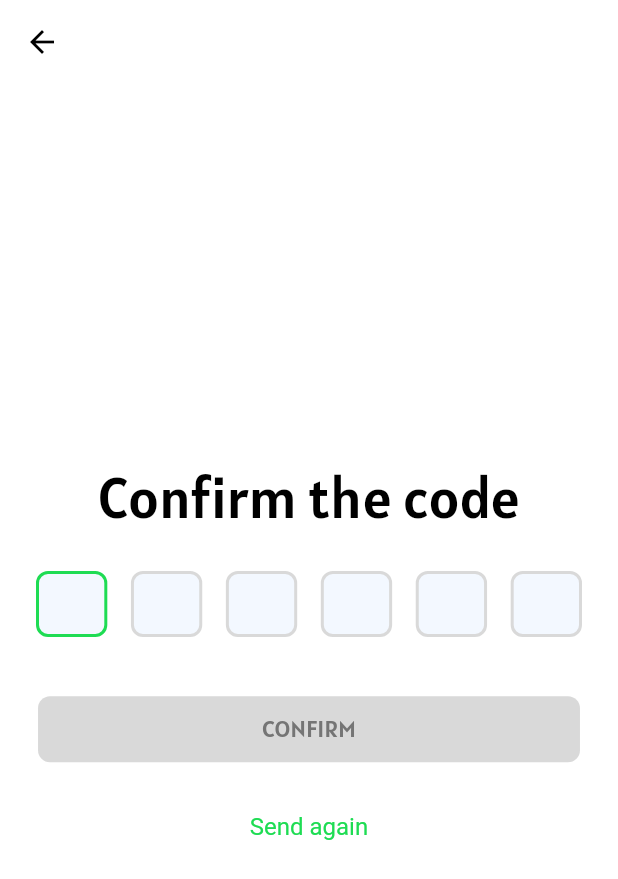
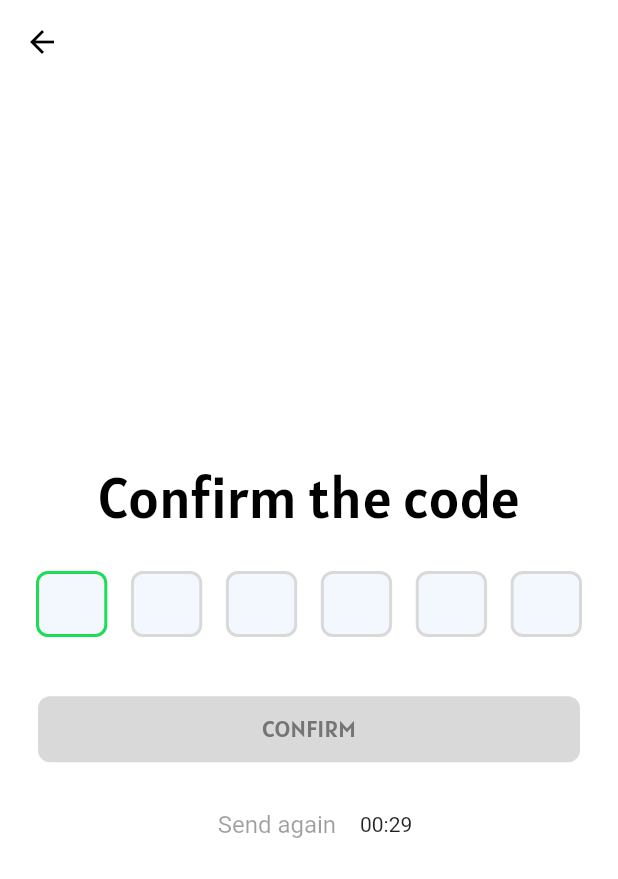
Before and after one commit to PattonSayd/FitCoachaz-collab, a Flutter app: the OTPScreen screen opened by its route, on a phone screen of 412 x 824 dp. Shown: the top 879 px of the screen. Run offline on Flutter 3.47's test engine with Material 2 defaults, Android fonts, the phone set to English and light mode, and no system bars; drawn by our look-alikes of pin_code_fields; our stand-ins replace bloc, carousel_slider, chewie, cloud_firestore, connectivity_plus, equatable and 9 more; accounts and stored records are empty; generated files the repository leaves out were written again.

Commit message:
otp resend

```diff
--- a/lib/app/app.dart
+++ b/lib/app/app.dart
@@ -35,7 +35,7 @@ class App extends StatelessWidget {
               GlobalWidgetsLocalizations.delegate,
               GlobalCupertinoLocalizations.delegate,
             ],
-            initialRoute: AppRoutesName.login,
+            initialRoute: AppRoutesName.welcome,
             routes: AppRoutes.routes,
           );
         });
--- a/lib/app/screen_factory.dart/screen_factory.dart
+++ b/lib/app/screen_factory.dart/screen_factory.dart
@@ -1,10 +1,12 @@
 import 'package:connectivity_plus/connectivity_plus.dart';
 import 'package:fitcoachaz/ui/bloc/network_connectivity/network_connectivity_cubit.dart';
+import 'package:fitcoachaz/ui/bloc/timer/ticker.dart';
 import 'package:fitcoachaz/ui/formz/phone_field/phone_field_bloc.dart';
 import 'package:flutter/material.dart';
 import 'package:flutter_bloc/flutter_bloc.dart';
 
 import '../../ui/bloc/register/register_bloc.dart';
+import '../../ui/bloc/timer/timer_bloc.dart';
 import '../../ui/screens/account/user_account_screen.dart';
 import '../../ui/screens/profile/profile_screen.dart';
 import '../../ui/screens/register/register_screen.dart';
@@ -43,8 +45,15 @@ class ScreenFactory {
   }
 
   static Widget assembleOTP() {
-    return BlocProvider.value(
-      value: regBloc,
+    return MultiBlocProvider(
+      providers: [
+        BlocProvider.value(
+          value: regBloc,
+        ),
+        BlocProvider(
+          create: (context) => TimerBloc(ticker: const Ticker()),
+        ),
+      ],
       child: const OTPScreen(),
     );
   }
--- a/lib/main.dart
+++ b/lib/main.dart
@@ -3,13 +3,11 @@ import 'package:flutter/material.dart';
 
 import 'app/app.dart';
 import 'firebase_options.dart';
-import 'logger.dart';
 
 void main() async {
   WidgetsFlutterBinding.ensureInitialized();
   await Firebase.initializeApp(
     options: DefaultFirebaseOptions.currentPlatform,
   );
-  // initLogger();
   runApp(const App());
 }
--- a/lib/ui/bloc/network_connectivity/network_connectivity_cubit.dart
+++ b/lib/ui/bloc/network_connectivity/network_connectivity_cubit.dart
@@ -1,5 +1,6 @@
 import 'dart:async';
 
+// ignore: depend_on_referenced_packages
 import 'package:bloc/bloc.dart';
 import 'package:connectivity_plus/connectivity_plus.dart';
 import 'package:equatable/equatable.dart';
--- a/lib/ui/bloc/register/register_bloc.dart
+++ b/lib/ui/bloc/register/register_bloc.dart
@@ -1,44 +1,140 @@
-import 'dart:math';
+// import 'package:equatable/equatable.dart';
+// import 'package:firebase_auth/firebase_auth.dart';
+// import 'package:fitcoachaz/domain/repositories/register/register_repository.dart';
+// import 'package:fitcoachaz/logger.dart';
+// import 'package:flutter_bloc/flutter_bloc.dart';
+// import 'package:meta/meta.dart';
+
+// part 'register_event.dart';
+// part 'register_state.dart';
+
+// class RegisterBloc extends Bloc<RegisterEvent, RegisterState> {
+//   // String registerResult = '';
+//   late final int? _resendToken;
+//   late final String _verificationId;
+//   final registerRepository = RegisterRepository();
+
+//   RegisterBloc() : super(const RegisterStateInitial()) {
+//     on<RegisterEvent>(_onRegisterEvent);
+//   }
+
+//   _onRegisterEvent(RegisterEvent event, Emitter<RegisterState> emit) async {
+//     if (event is SendOTPToPhoneEvent) {
+//       await _onSentOtpToPhone(event, emit);
+//     } else if (event is OnPhoneOTPSentEvent) {
+//       emit(RegisterStateOTPSentSuccess(verificationId: event.verificationId));
+//     } else if (event is VerifySentOTPEvent) {
+//       _onVerifyOtp(event, emit);
+//     } else if (event is OnPhoneAuthErrorEvent) {
+//       if (event.error == 'too-many-requests') {
+//         emit(const RegisterStateError(error: 'Too many requests'));
+//       } else {
+//         emit(RegisterStateError(error: event.error));
+//       }
+//     } else if (event is OnPhoneAuthVerificationCompleteEvent) {
+//       await _onVerificationComplete(event, emit);
+//     }
+//   }
+
+//   Future<void> _onSentOtpToPhone(
+//     SendOTPToPhoneEvent event,
+//     Emitter<RegisterState> emit,
+//   ) async {
+//     emit(const RegisterStateLoading());
+
+//     // await Future.delayed(Duration(seconds: 120));
+
+//     try {
+//       await registerRepository.loginWithPhoneNumber(
+//         phoneNumber: event.number,
+//         verificationCompleted: (PhoneAuthCredential credential) {
+//           add(OnPhoneAuthVerificationCompleteEvent(credential: credential));
+//         },
+//         verificationFailed: (FirebaseAuthException e) {
+//           logger.e(e.code);
+//           add(OnPhoneAuthErrorEvent(error: e.code));
+//         },
+//         codeSent: (String verificationId, int? resendToken) {
+//           _verificationId = verificationId;
+//           _resendToken = resendToken;
+//           add(OnPhoneOTPSentEvent(
+//               verificationId: _verificationId, token: _resendToken));
+//         },
+//         codeAutoRetrievalTimeout: (String verificationId) {},
+//       );
+//     } catch (e) {
+//       logger.e('Phone number verification error');
+//       emit(RegisterStateError(error: e.toString()));
+//     }
+//   }
+
+//   void _onVerifyOtp(
+//     VerifySentOTPEvent event,
+//     Emitter<RegisterState> emit,
+//   ) {
+//     emit(const RegisterStateLoading());
+//     try {
+//       final credential = PhoneAuthProvider.credential(
+//           verificationId: event.verificationId, smsCode: event.otpCode);
+
+//       add(OnPhoneAuthVerificationCompleteEvent(credential: credential));
+//     } catch (e) {
+//       logger.e('verification');
+
+//       emit(RegisterStateError(error: e.toString()));
+//     }
+//   }
+
+//   Future<void> _onVerificationComplete(
+//     OnPhoneAuthVerificationCompleteEvent event,
+//     Emitter<RegisterState> emit,
+//   ) async {
+//     try {
+//       await registerRepository.auth
+//           .signInWithCredential(event.credential)
+//           .then((credential) {
+//         if (credential.user != null) {
+//           emit(const RegisterStateLoaded());
+//         }
+//       });
+//     } on FirebaseAuthException catch (e) {
+//       logger.e(e.code);
+//       final raw = e.code.replaceAll('-', ' ');
+//       final error = raw.replaceFirst(raw[0], raw[0].toUpperCase());
+//       emit(RegisterStateError(error: error));
+//     } catch (e) {
+//       logger.e(e.toString());
+
+//       emit(RegisterStateError(error: e.toString()));
+//     }
+//   }
+// }
+
+import 'dart:async';
 
 import 'package:equatable/equatable.dart';
 import 'package:firebase_auth/firebase_auth.dart';
 import 'package:fitcoachaz/domain/repositories/register/register_repository.dart';
 import 'package:fitcoachaz/logger.dart';
 import 'package:flutter_bloc/flutter_bloc.dart';
-import 'package:formz/formz.dart';
+// ignore: depend_on_referenced_packages
 import 'package:meta/meta.dart';
-
-import '../../formz/phone_field/phone_field.dart';
 
 part 'register_event.dart';
 part 'register_state.dart';
 
 class RegisterBloc extends Bloc<RegisterEvent, RegisterState> {
   // String registerResult = '';
-  late final int? _resendToken;
-  late final String _verificationId;
+  int? _resendToken;
+  String _verificationId = '';
   final registerRepository = RegisterRepository();
 
   RegisterBloc() : super(const RegisterStateInitial()) {
-    on<RegisterEvent>(_onRegisterEvent);
-  }
-
-  _onRegisterEvent(RegisterEvent event, Emitter<RegisterState> emit) async {
-    if (event is SendOTPToPhoneEvent) {
-      await _onSentOtpToPhone(event, emit);
-    } else if (event is OnPhoneOTPSentEvent) {
-      emit(RegisterStateOTPSentSuccess(verificationId: event.verificationId));
-    } else if (event is VerifySentOTPEvent) {
-      _onVerifyOtp(event, emit);
-    } else if (event is OnPhoneAuthErrorEvent) {
-      if (event.error == 'too-many-requests') {
-        emit(const RegisterStateError(error: 'Too many requests'));
-      } else {
-        emit(RegisterStateError(error: event.error));
-      }
-    } else if (event is OnPhoneAuthVerificationCompleteEvent) {
-      await _onVerificationComplete(event, emit);
-    }
+    on<SendOTPToPhoneEvent>(_onSentOtpToPhone);
+    on<OnPhoneAuthVerificationCompleteEvent>(_onVerificationComplete);
+    on<OnPhoneAuthErrorEvent>(_onError);
+    on<OnPhoneOTPSentEvent>(_onOTPSentSuccess);
+    on<VerifySentOTPEvent>(_onVerifyOtp);
   }
 
   Future<void> _onSentOtpToPhone(
@@ -46,11 +142,9 @@ class RegisterBloc extends Bloc<RegisterEvent, RegisterState> {
     Emitter<RegisterState> emit,
   ) async {
     emit(const RegisterStateLoading());
-
-    await Future.delayed(Duration(seconds: 120));
-
+    // await Future.delayed(Duration(seconds: 120));
     try {
-      await registerRepository.loginWithPhoneNumber(
+      await registerRepository.verifyPhoneNumber(
         phoneNumber: event.number,
         verificationCompleted: (PhoneAuthCredential credential) {
           add(OnPhoneAuthVerificationCompleteEvent(credential: credential));
@@ -59,12 +153,13 @@ class RegisterBloc extends Bloc<RegisterEvent, RegisterState> {
           logger.e(e.code);
           add(OnPhoneAuthErrorEvent(error: e.code));
         },
-        codeSent: (String verificationId, int? resendToken) {
+        codeSent: (String verificationId, int? resendToken) async {
           _verificationId = verificationId;
           _resendToken = resendToken;
           add(OnPhoneOTPSentEvent(
               verificationId: _verificationId, token: _resendToken));
         },
+        forceResendingToken: _resendToken,
         codeAutoRetrievalTimeout: (String verificationId) {},
       );
     } catch (e) {
@@ -113,4 +208,18 @@ class RegisterBloc extends Bloc<RegisterEvent, RegisterState> {
       emit(RegisterStateError(error: e.toString()));
     }
   }
+
+  FutureOr<void> _onOTPSentSuccess(
+      OnPhoneOTPSentEvent event, Emitter<RegisterState> emit) {
+    emit(RegisterStateOTPSentSuccess(verificationId: event.verificationId));
+  }
+
+  FutureOr<void> _onError(
+      OnPhoneAuthErrorEvent event, Emitter<RegisterState> emit) {
+    if (event.error == 'too-many-requests') {
+      emit(const RegisterStateError(error: 'Too many requests'));
+    } else {
+      emit(RegisterStateError(error: event.error));
+    }
+  }
 }
--- a/lib/ui/bloc/register/register_state.dart
+++ b/lib/ui/bloc/register/register_state.dart
@@ -1,16 +1,11 @@
 part of 'register_bloc.dart';
 
 @immutable
-class RegisterState extends Equatable {
+abstract class RegisterState extends Equatable {
   const RegisterState();
 
-  factory RegisterState.form() {
-    return RegisterState();
-  }
-
   @override
-  // TODO: implement props
-  List<Object?> get props => throw UnimplementedError();
+  List<Object?> get props => [];
 }
 
 class RegisterStateInitial extends RegisterState {
--- /dev/null
+++ b/lib/ui/bloc/timer/ticker.dart
@@ -0,0 +1,7 @@
+class Ticker {
+  const Ticker();
+  Stream<int> tick({required int ticks}) {
+    return Stream.periodic(const Duration(seconds: 1), (x) => ticks - x - 1)
+        .take(ticks);
+  }
+}
--- /dev/null
+++ b/lib/ui/bloc/timer/timer_bloc.dart
@@ -0,0 +1,50 @@
+import 'dart:async';
+
+import 'package:equatable/equatable.dart';
+import 'package:fitcoachaz/ui/bloc/timer/ticker.dart';
+import 'package:flutter_bloc/flutter_bloc.dart';
+
+part 'timer_event.dart';
+part 'timer_state.dart';
+
+class TimerBloc extends Bloc<TimerEvent, TimerState> {
+  TimerBloc({required Ticker ticker})
+      : _ticker = ticker,
+        super(const TimerInitial(_duration)) {
+    on<TimerStarted>(_onStarted);
+    on<TimerReset>(_onReset);
+    on<_TimerTicked>(_onTicked);
+  }
+
+  final Ticker _ticker;
+  static const int _duration = 60;
+
+  StreamSubscription<int>? _tickerSubscription;
+
+  @override
+  Future<void> close() {
+    _tickerSubscription?.cancel();
+    return super.close();
+  }
+
+  void _onStarted(TimerStarted event, Emitter<TimerState> emit) {
+    emit(TimerRunInProgress(event.duration));
+    _tickerSubscription?.cancel();
+    _tickerSubscription = _ticker
+        .tick(ticks: event.duration)
+        .listen((duration) => add(_TimerTicked(duration: duration)));
+  }
+
+  void _onReset(TimerReset event, Emitter<TimerState> emit) {
+    _tickerSubscription?.cancel();
+    emit(const TimerInitial(_duration));
+  }
+
+  void _onTicked(_TimerTicked event, Emitter<TimerState> emit) {
+    emit(
+      event.duration > 0
+          ? TimerRunInProgress(event.duration)
+          : const TimerRunComplete(),
+    );
+  }
+}
--- /dev/null
+++ b/lib/ui/bloc/timer/timer_event.dart
@@ -0,0 +1,22 @@
+part of 'timer_bloc.dart';
+
+abstract class TimerEvent extends Equatable {
+  const TimerEvent();
+
+  @override
+  List<Object> get props => [];
+}
+
+class TimerStarted extends TimerEvent {
+  const TimerStarted({required this.duration});
+  final int duration;
+}
+
+class TimerReset extends TimerEvent {
+  const TimerReset();
+}
+
+class _TimerTicked extends TimerEvent {
+  const _TimerTicked({required this.duration});
+  final int duration;
+}
--- /dev/null
+++ b/lib/ui/bloc/timer/timer_state.dart
@@ -0,0 +1,34 @@
+part of 'timer_bloc.dart';
+
+abstract class TimerState extends Equatable {
+  const TimerState(this.duration);
+  final int duration;
+
+  @override
+  List<Object> get props => [duration];
+}
+
+class TimerInitial extends TimerState {
+  const TimerInitial(super.duration);
+
+  @override
+  String toString() => 'TimerInitial { duration: $duration }';
+}
+
+class TimerRunPause extends TimerState {
+  const TimerRunPause(super.duration);
+
+  @override
+  String toString() => 'TimerRunPause { duration: $duration }';
+}
+
+class TimerRunInProgress extends TimerState {
+  const TimerRunInProgress(super.duration);
+
+  @override
+  String toString() => 'TimerRunInProgress { duration: $duration }';
+}
+
+class TimerRunComplete extends TimerState {
+  const TimerRunComplete() : super(0);
+}
--- a/lib/ui/formz/phone_field/phone_field_bloc.dart
+++ b/lib/ui/formz/phone_field/phone_field_bloc.dart
@@ -1,5 +1,5 @@
-import 'dart:async';
 
+// ignore: depend_on_referenced_packages
 import 'package:bloc/bloc.dart';
 import 'package:equatable/equatable.dart';
 import 'package:fitcoachaz/ui/formz/phone_field/phone_field.dart';
--- a/lib/ui/screens/otp/otp_components.dart
+++ b/lib/ui/screens/otp/otp_components.dart
@@ -1,52 +1,19 @@
-// import 'package:flutter/material.dart';
-// import 'package:flutter_screenutil/flutter_screenutil.dart';
-// import 'package:pin_code_text_field/pin_code_text_field.dart';
+import 'package:flutter/cupertino.dart';
+import 'package:flutter_bloc/flutter_bloc.dart';
 
-// import '../../style/app_text_style.dart';
-// import '../../theme/app_colors.dart';
+import '../../bloc/timer/timer_bloc.dart';
 
-// class OtpField extends StatelessWidget {
-//   final TextEditingController otpFieldController;
-//   final FocusNode otpFieldFocus;
-//   final int otpFieldLength;
-//   final void Function(String) otpOnChanged;
+class TimerText extends StatelessWidget {
+  const TimerText({super.key});
 
-//   const OtpField({
-//     Key? key,
-//     required this.otpFieldController,
-//     required this.otpFieldFocus,
-//     required this.otpFieldLength,
-//     required this.otpOnChanged,
-//   }) : super(key: key);
-
-//   @override
-//   Widget build(BuildContext context) {
-//     return SizedBox(
-//       height: 55.h,
-//       child: PinCodeTextField(
-//           pinBoxWidth: 73.0.w,
-//           pinBoxHeight: 55.0.h,
-//           pinTextStyle: AppTextStyle.otpFieldText,
-//           maxLength: 4,
-//           controller: otpFieldController,
-//           hideCharacter: false,
-//           highlight: false,
-//           highlightAnimation: false,
-//           defaultBorderColor: AppColors.brightSilver,
-//           hasTextBorderColor: AppColors.lightGreen,
-//           highlightPinBoxColor: AppColors.lightBlue,
-//           hasError: false,
-//           errorBorderColor: AppColors.pink,
-//           onTextChanged: otpOnChanged,
-//           autofocus: true,
-//           focusNode: otpFieldFocus,
-//           wrapAlignment: WrapAlignment.start,
-//           pinBoxOuterPadding: EdgeInsets.symmetric(horizontal: 6.0.w),
-//           pinBoxColor: AppColors.lightBlue,
-//           pinBoxBorderWidth: 2.0.w,
-//           pinBoxRadius: 8.r,
-//           hideDefaultKeyboard: false,
-//           hasUnderline: false),
-//     );
-//   }
-// }
+  @override
+  Widget build(BuildContext context) {
+    final duration = context.select((TimerBloc bloc) => bloc.state.duration);
+    final minutesStr =
+        ((duration / 60) % 60).floor().toString().padLeft(2, '0');
+    final secondsStr = (duration % 60).toString().padLeft(2, '0');
+    return Text(
+      '$minutesStr:$secondsStr',
+    );
+  }
+}
--- a/lib/ui/screens/otp/otp_screen.dart
+++ b/lib/ui/screens/otp/otp_screen.dart
@@ -1,4 +1,6 @@
 import 'package:fitcoachaz/app/extension/build_context.dart';
+import 'package:fitcoachaz/ui/bloc/timer/timer_bloc.dart';
+import 'package:fitcoachaz/ui/screens/otp/otp_components.dart';
 import 'package:flutter/material.dart';
 import 'package:flutter_bloc/flutter_bloc.dart';
 import 'package:flutter_screenutil/flutter_screenutil.dart';
@@ -31,6 +33,12 @@ class _OTPScreenState extends State<OTPScreen> {
   }
 
   @override
+  void didChangeDependencies() {
+    super.didChangeDependencies();
+    context.read<TimerBloc>().add(const TimerStarted(duration: 30));
+  }
+
+  @override
   void dispose() {
     super.dispose();
     otpFieldController.dispose();
@@ -40,7 +48,17 @@ class _OTPScreenState extends State<OTPScreen> {
   @override
   Widget build(BuildContext context) {
     return Scaffold(
-      appBar: AppBar(),
+      appBar: AppBar(
+        leading: IconButton(
+          onPressed: () {
+            Navigator.pop(context);
+          },
+          icon: const Icon(
+            Icons.arrow_back,
+            color: AppColors.black,
+          ),
+        ),
+      ),
       body: Padding(
         padding: const EdgeInsets.symmetric(horizontal: 24),
         child: Column(
@@ -83,9 +101,7 @@ class _OTPScreenState extends State<OTPScreen> {
                 borderWidth: 2,
               ),
               onChanged: (value) {
-                if (value.length == 6) {
-                  _isActive = true;
-                }
+                _isActive = value.length == 6 ? true : false;
                 setState(() {});
               },
             ),
@@ -116,10 +132,37 @@ class _OTPScreenState extends State<OTPScreen> {
             SizedBox(
               height: 18.h,
             ),
-            TextButton(
-              onPressed: () {},
-              child: Text(context.localizations.resendText,
-                  style: AppTextStyle.resendText),
+            Row(
+              mainAxisAlignment: MainAxisAlignment.center,
+              children: [
+                BlocBuilder<TimerBloc, TimerState>(
+                  builder: (context, state) {
+                    bool isActive = false;
+                    if (state is TimerRunComplete) isActive = !isActive;
+                    return TextButton(
+                      style: TextButton.styleFrom(
+                        foregroundColor: AppColors.lightGreen,
+                      ),
+                      onPressed: isActive
+                          ? () {
+                              context
+                                  .read<TimerBloc>()
+                                  .add(const TimerStarted(duration: 10));
+                              context.read<RegisterBloc>().add(
+                                  const SendOTPToPhoneEvent(
+                                      number: '+994517763399'));
+                            }
+                          : null,
+                      child: Text(
+                        context.localizations.resendText,
+                        style: AppTextStyle.resendText,
+                      ),
+                    );
+                  },
+                ),
+                const SizedBox(width: 8),
+                const TimerText()
+              ],
             )
           ],
         ),
--- a/lib/ui/style/app_text_style.dart
+++ b/lib/ui/style/app_text_style.dart
@@ -159,8 +159,6 @@ class AppTextStyle {
       );
   static TextStyle get resendText => TextStyle(
         fontSize: 16.spMin,
-        height: 1.5,
-        color: AppColors.lightGreen,
         fontWeight: FontWeight.w400,
       );
   static TextStyle get choosePassw => TextStyle(
```
Also changed, not shown: lib/domain/repositories/register/register_repository.dart (+10 -6 lines), lib/ui/screens/register/register_screen.dart (+27 -9 lines).
